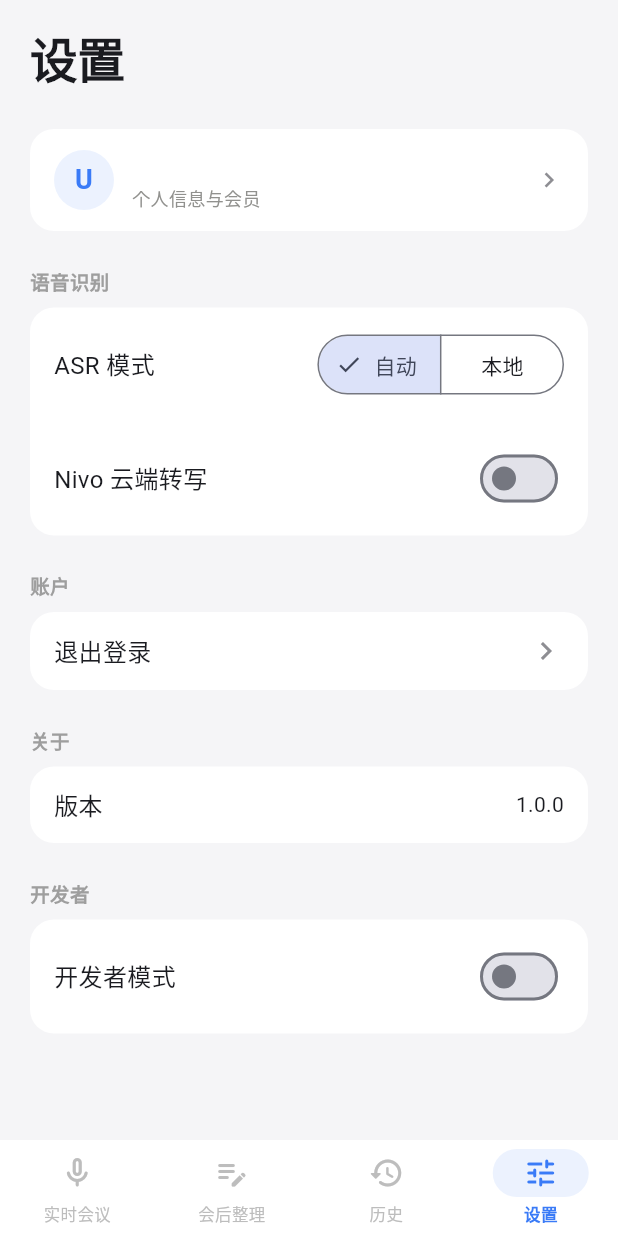
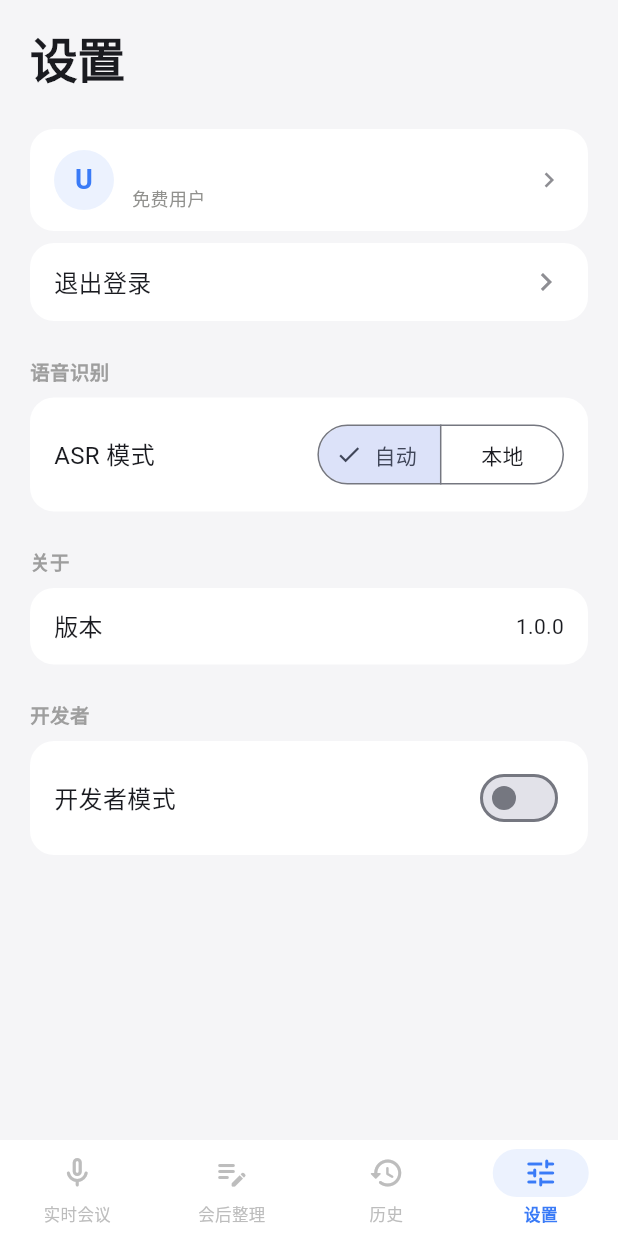
Before and after one commit to SUSTYuxiao/nivo_app_flutter, a Flutter app: the screen it shows once a user with an empty profile is signed in, item 4 of the bottom bar chosen, on a phone screen of 412 x 824 dp. Run offline on Flutter 3.47's test engine with Material 3 defaults, Android fonts, the phone set to English and light mode, and no system bars; our stand-ins replace dio, file_picker, flutter_markdown, just_audio, share_plus, shared_preferences and 1 more; missing offline and left inert: record, sherpa_onnx; accounts and stored records are empty; network calls fail.

Commit message:
refactor: 设置页优化 + 个人详情页改用 VipProvider
- 设置页：个人胶囊显示会员等级，退出登录移到胶囊下方
- 设置页：移除 Nivo 云端转写开关（已由全局收音接管）
- 设置页：进入时刷新 VIP 状态
- 个人详情页：改用 VipProvider 替代直接调 API，修复时间戳单位

Co-Authored-By: Claude Opus 4.6 <noreply@anthropic.com>

```diff
--- a/lib/features/settings/settings_page.dart
+++ b/lib/features/settings/settings_page.dart
@@ -24,6 +24,10 @@ class _SettingsPageState extends State<SettingsPage> {
     // Refresh model download status when page opens
     WidgetsBinding.instance.addPostFrameCallback((_) {
       context.read<SettingsProvider>().refreshModelStatus();
+      final user = Supabase.instance.client.auth.currentUser;
+      if (user != null) {
+        context.read<VipProvider>().fetchVipStatus(user.id);
+      }
     });
   }
 
@@ -82,7 +86,16 @@ class _SettingsPageState extends State<SettingsPage> {
                                   overflow: TextOverflow.ellipsis,
                                 ),
                                 const SizedBox(height: 2),
-                                const Text('个人信息与会员', style: TextStyle(fontSize: 12, color: Color(0xFF91918E))),
+                                Consumer<VipProvider>(
+                                  builder: (context, vip, _) {
+                                    final label = vip.isFree ? '免费用户' : (vip.productName.isNotEmpty ? vip.productName : '会员');
+                                    return Text(label, style: TextStyle(
+                                      fontSize: 12,
+                                      color: vip.isFree ? const Color(0xFF91918E) : AppColors.accent,
+                                      fontWeight: vip.isFree ? FontWeight.normal : FontWeight.w500,
+                                    ));
+                                  },
+                                ),
                               ],
                             ),
                           ),
@@ -90,6 +103,14 @@ class _SettingsPageState extends State<SettingsPage> {
                         ],
                       ),
                     ),
+                  ),
+                ),
+                const SizedBox(height: 8),
+                _card(
+                  child: _tileRow(
+                    label: '退出登录',
+                    trailing: const Icon(Icons.chevron_right, color: AppColors.neutral),
+                    onTap: () => context.read<LoginProvider>().signOut(),
                   ),
                 ),
                 const SizedBox(height: 24),
@@ -109,14 +130,6 @@ class _SettingsPageState extends State<SettingsPage> {
                           onSelectionChanged: (v) => settings.setAsrMode(v.first),
                         ),
                       ),
-                      if (settings.asrMode == AsrMode.auto)
-                        _tileRow(
-                          label: 'Nivo 云端转写',
-                          trailing: Switch.adaptive(
-                            value: settings.useNivoTranscription,
-                            onChanged: (v) => settings.setUseNivoTranscription(v),
-                          ),
-                        ),
                     ],
                   ),
                 ),
@@ -149,16 +162,6 @@ class _SettingsPageState extends State<SettingsPage> {
                     ),
                   ),
                 ],
-                const SizedBox(height: 24),
-                _sectionLabel('账户'),
-                const SizedBox(height: 8),
-                _card(
-                  child: _tileRow(
-                    label: '退出登录',
-                    trailing: const Icon(Icons.chevron_right, color: AppColors.neutral),
-                    onTap: () => context.read<LoginProvider>().signOut(),
-                  ),
-                ),
                 const SizedBox(height: 24),
                 _sectionLabel('关于'),
                 const SizedBox(height: 8),
```
Also changed, not shown: lib/features/settings/user_detail_page.dart (+47 -65 lines).
